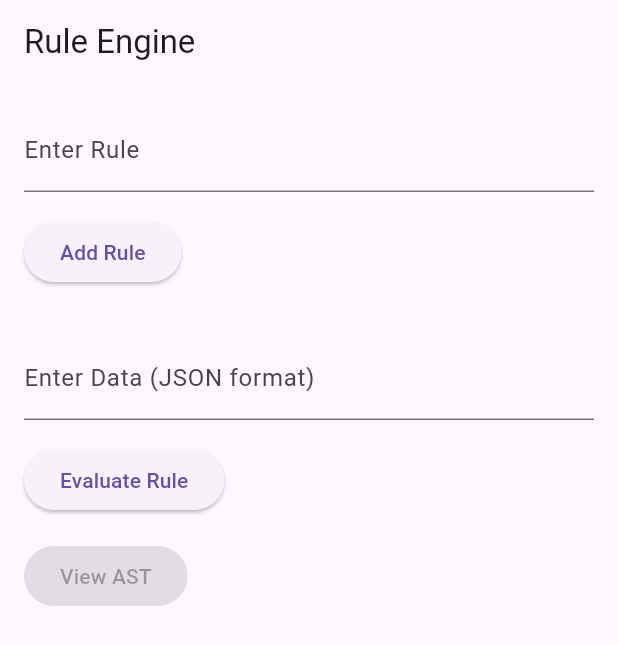
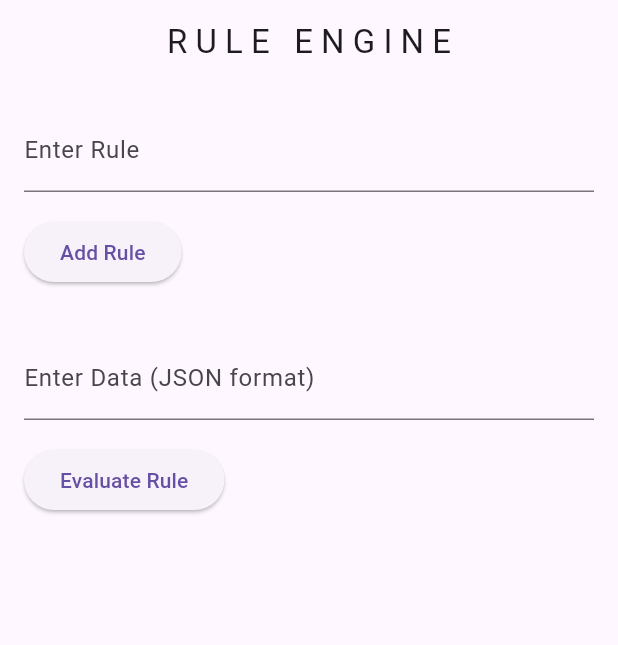
Before and after one commit to suraj-yadav0/rule_engine_app, a Flutter app: the screen it shows after launch, on a phone screen of 412 x 824 dp. Shown: the top 645 px of the screen. Run offline on Flutter 3.47's test engine with Material 3 defaults, Android fonts, the phone set to English and light mode, and no system bars; our stand-ins replace sqflite; accounts and stored records are empty.

Commit message:
making Some UI Improvements

```diff
--- a/lib/screens/home_screen.dart
+++ b/lib/screens/home_screen.dart
@@ -3,7 +3,6 @@ import 'dart:convert';
 
 import 'package:flutter/material.dart';
 import 'package:provider/provider.dart';
-import 'package:rule_engine_app/screens/ast_viewer_screen.dart';
 import '../models/rule_engine.dart';
 
 class HomeScreen extends StatefulWidget {
@@ -22,7 +21,7 @@ class _HomeScreenState extends State<HomeScreen> {
   @override
   Widget build(BuildContext context) {
     return Scaffold(
-      appBar: AppBar(title: const Text('Rule Engine')),
+      appBar: AppBar(title: const Text('R U L E   E N G I N E'),centerTitle: true,),
       body: Consumer<RuleEngine>(
         builder: (context, ruleEngine, child) {
           return Padding(
@@ -87,24 +86,6 @@ class _HomeScreenState extends State<HomeScreen> {
                     },
                     child: const Text('Evaluate Rule'),
                   ),
-
-
-                     const   SizedBox(height: 16),
-                  ElevatedButton(
-                    onPressed: ruleEngine.combinedRule != null
-                        ? () {
-                            Navigator.push(
-                              context,
-                              MaterialPageRoute(
-                                builder: (context) => ASTViewerScreen(
-                                  rootNode: ruleEngine.combinedRule!,
-                                ),
-                              ),
-                            );
-                          }
-                        : null,
-                    child: const Text('View AST'),
-                  ),
                 ],
               ),
             ),
```
